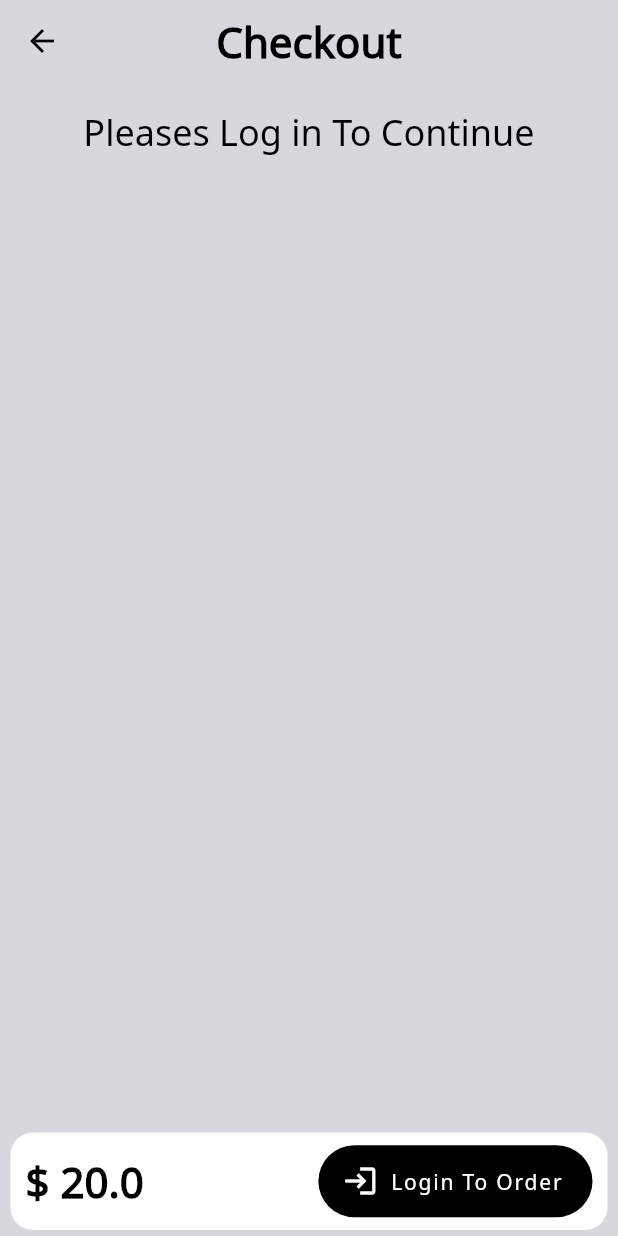
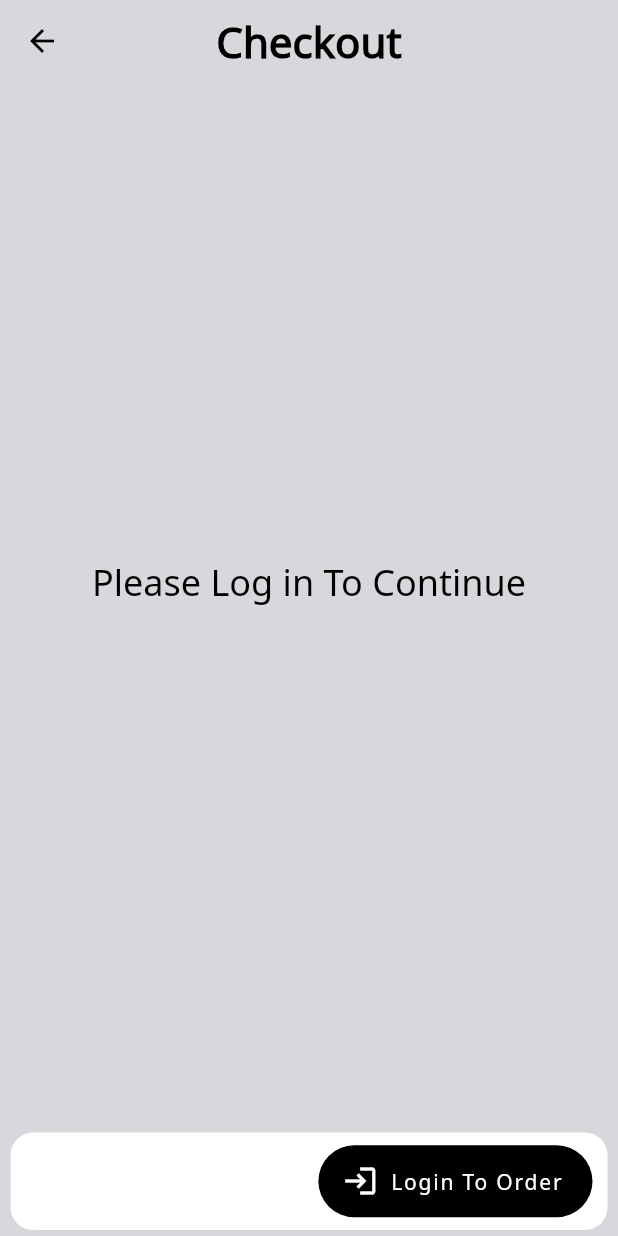
Before and after one commit to notaringblade/ecommerce_app, a Flutter app: the CheckoutScreen screen opened by its route, on a phone screen of 412 x 824 dp. Run offline on Flutter 3.47's test engine with Material 2 defaults, Android fonts, the phone set to English and light mode, and no system bars; our stand-ins replace animated_bottom_navigation_bar, bloc, card_swiper, equatable, flutter_bloc, fluttericon and 2 more.

Commit message:
checkout fix

```diff
--- a/lib/screens/checkout_screen.dart
+++ b/lib/screens/checkout_screen.dart
@@ -20,7 +20,6 @@ class CheckoutScreen extends StatelessWidget {
 
   @override
   Widget build(BuildContext context) {
-
     final TextEditingController emailController = TextEditingController();
     final TextEditingController nameController = TextEditingController();
     final TextEditingController addressController = TextEditingController();
@@ -110,11 +109,19 @@ class CheckoutScreen extends StatelessWidget {
                             ],
                           );
                         } else {
-                          return Center(
+                          return Column(
+                            mainAxisAlignment: MainAxisAlignment.center,
+                            children: [
+                              SizedBox(
+                                height: 300,
+                              ),
+                              Center(
                                 child: Text(
-                              "Pleases Log in To Continue",
+                                  "Please Log in To Continue",
                                   style: theme().textTheme.displayMedium,
                                 ),
+                              ),
+                            ],
                           );
                         }
                       },
@@ -145,9 +152,10 @@ class CheckoutScreen extends StatelessWidget {
                             crossAxisAlignment: CrossAxisAlignment.center,
                             mainAxisAlignment: MainAxisAlignment.spaceBetween,
                             children: [
-                              BlocBuilder<CartBloc, CartState>(
-                                builder: (context, state) {
-                                  if (state is CartLoaded) {
+                              BlocBuilder<LoginBloc, LoginState>(
+                                builder: (context, lstate) {
+                                  if (state is CartLoaded &&
+                                      lstate is LoggedIn) {
                                     return SizedBox(
                                       child: Text(
                                         "\$ ${state.cart.grandTotalString}",
@@ -157,9 +165,7 @@ class CheckoutScreen extends StatelessWidget {
                                       ),
                                     );
                                   } else {
-                                    return const Center(
-                                      child: Text("Error"),
-                                    );
+                                    return const SizedBox();
                                   }
                                 },
                               ),
@@ -176,7 +182,8 @@ class CheckoutScreen extends StatelessWidget {
                                       );
                                     });
                                   } else {
-                                    return FloatingActionButton.extended(
+                                    return Center(
+                                      child: FloatingActionButton.extended(
                                         onPressed: () {
                                           Navigator.pop(context);
                                           globals.index = 2;
@@ -190,6 +197,7 @@ class CheckoutScreen extends StatelessWidget {
                                         icon: const Icon(Icons.login_outlined),
                                         backgroundColor: Colors.black,
                                         elevation: 0,
+                                      ),
                                     );
                                   }
                                 },
```
Also changed, not shown: 1 other file. Lines whose indentation alone changed are shown as unchanged.
